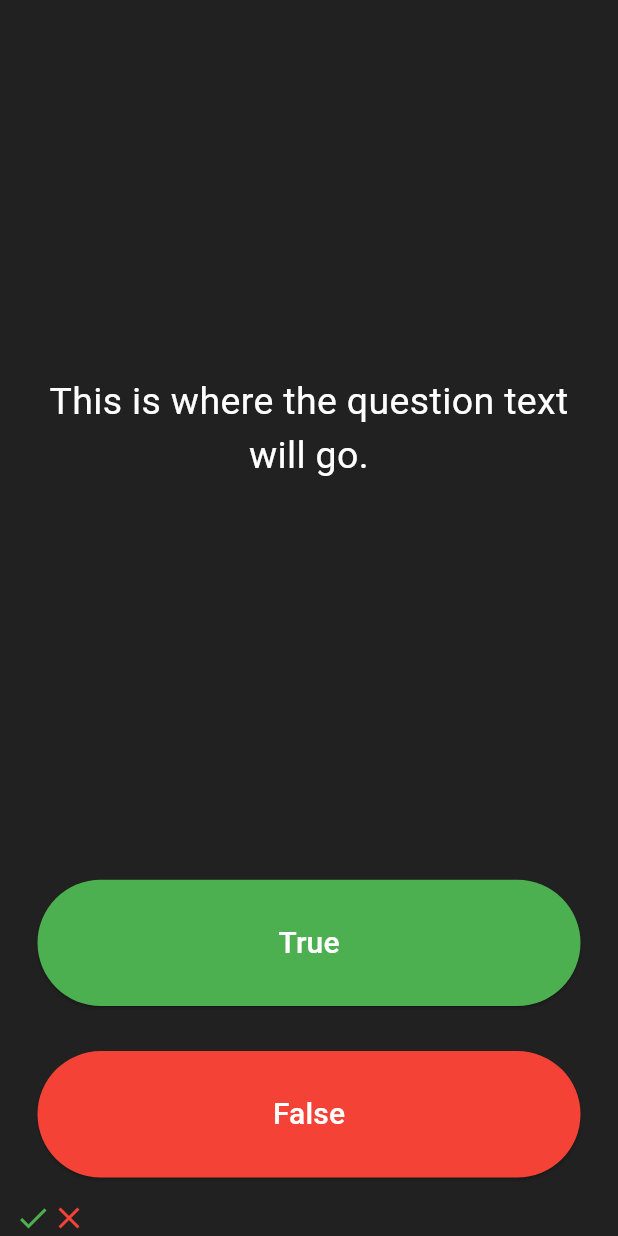
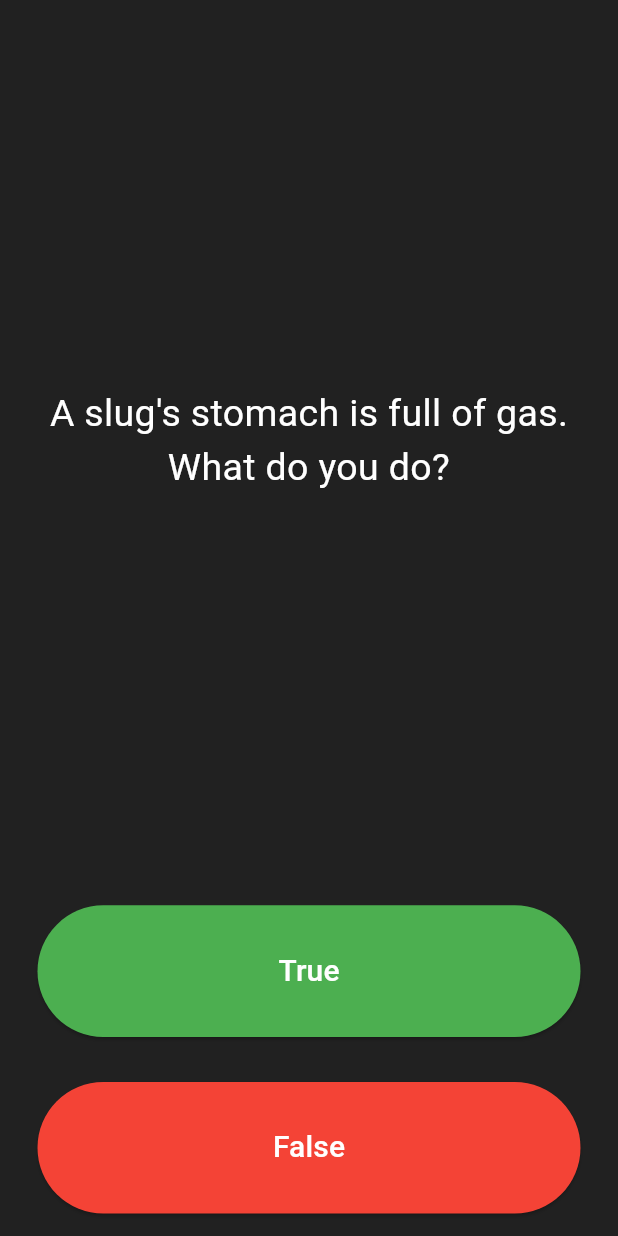
Before and after one commit to aminebenjebli/QuizzApp, a Flutter app: the screen it shows after launch, after a tap on "True", after a tap on "False", on a phone screen of 412 x 824 dp. Run offline on Flutter 3.47's test engine with Material 3 defaults, Android fonts, the phone set to English and light mode, and no system bars.

Commit message:
bool list , track Questions , if statement
create a list of quesitons , and a list of bool for answers , and a variable to track the index of the question list .

```diff
--- a/quizzler/lib/main.dart
+++ b/quizzler/lib/main.dart
@@ -26,21 +26,32 @@ class QuizPage extends StatefulWidget {
 
 class _QuizPageState extends State<QuizPage> {
   List<Icon> scoreKeeper = [];
+  List<String> questions = [
+    'You bite into a sandwich and find a slug in it. What do you do?',
+    'You are walking down the street and see a wallet on the ground. What do you do?',
+    'A slug\'s stomach is full of gas. What do you do?',
+  ];
+  List<bool> answers = [
+    false,
+    true,
+    true,
+  ];
+  int _currentQuestion = 0;
   @override
   Widget build(BuildContext context) {
     return Column(
       mainAxisAlignment: MainAxisAlignment.spaceBetween,
       crossAxisAlignment: CrossAxisAlignment.stretch,
       children: <Widget>[
-        const Expanded(
+        Expanded(
           flex: 5,
           child: Padding(
             padding: EdgeInsets.all(10.0),
             child: Center(
               child: Text(
-                'This is where the question text will go.',
+                questions[_currentQuestion],
                 textAlign: TextAlign.center,
-                style: TextStyle(
+                style: const TextStyle(
                   fontSize: 25.0,
                   color: Colors.white,
                 ),
@@ -57,13 +68,14 @@ class _QuizPageState extends State<QuizPage> {
                 backgroundColor: Colors.green, // Text color
               ),
               onPressed: () {
+                bool correctAnswers = answers[_currentQuestion];
+                if (correctAnswers == true) {
+                 print('user got it right');
+                } else {
+                  print('user got it wrong');
+                }
                 setState(() {
-                  scoreKeeper.add(
-                    const Icon(
-                      Icons.check,
-                      color: Colors.green,
-                    ),
-                  );
+                  _currentQuestion++;
                 });
               },
               child: const Text(
@@ -92,19 +104,19 @@ class _QuizPageState extends State<QuizPage> {
                 ),
               ),
               onPressed: () {
+                bool correctAnswers = answers[_currentQuestion];
+                if (correctAnswers == false) {
+                 print('user got it right');
+                } else {
+                  print('user got it wrong');
+                }
                 setState(() {
-                  scoreKeeper.add(
-                    const Icon(
-                      Icons.close,
-                      color: Colors.red,
-                    ),
-                  );
+                  _currentQuestion++;
                 });
               },
             ),
           ),
         ),
-        //TODO: Add a Row here as your score keeper
         Row(
           children: scoreKeeper,
         )
```
